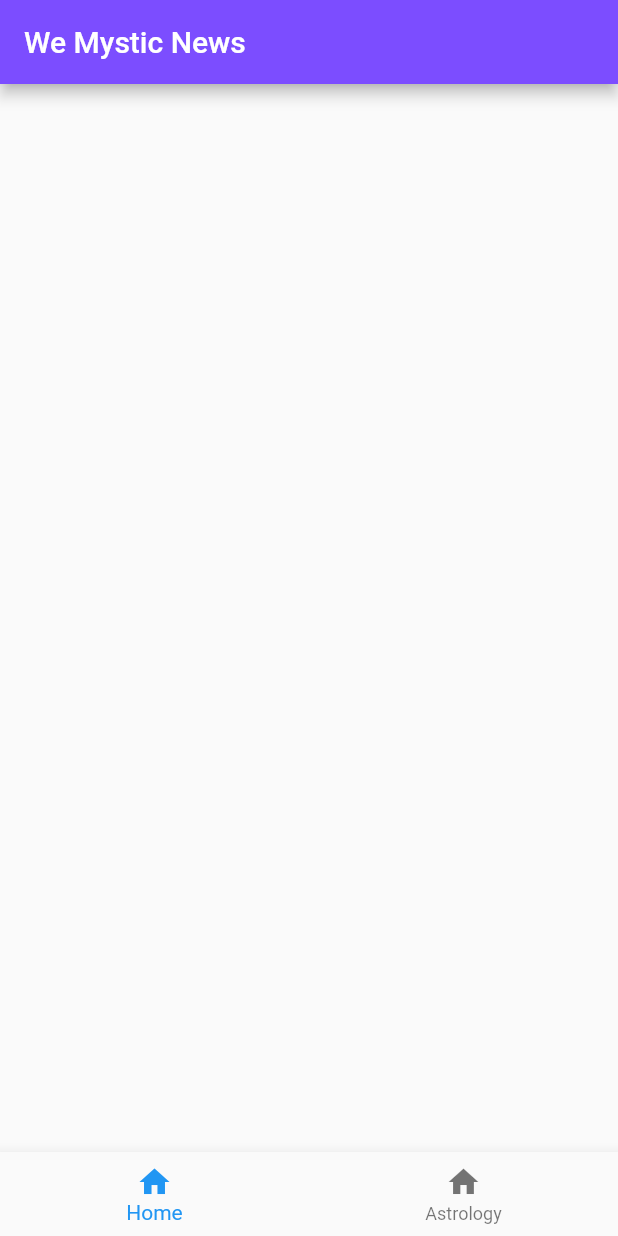
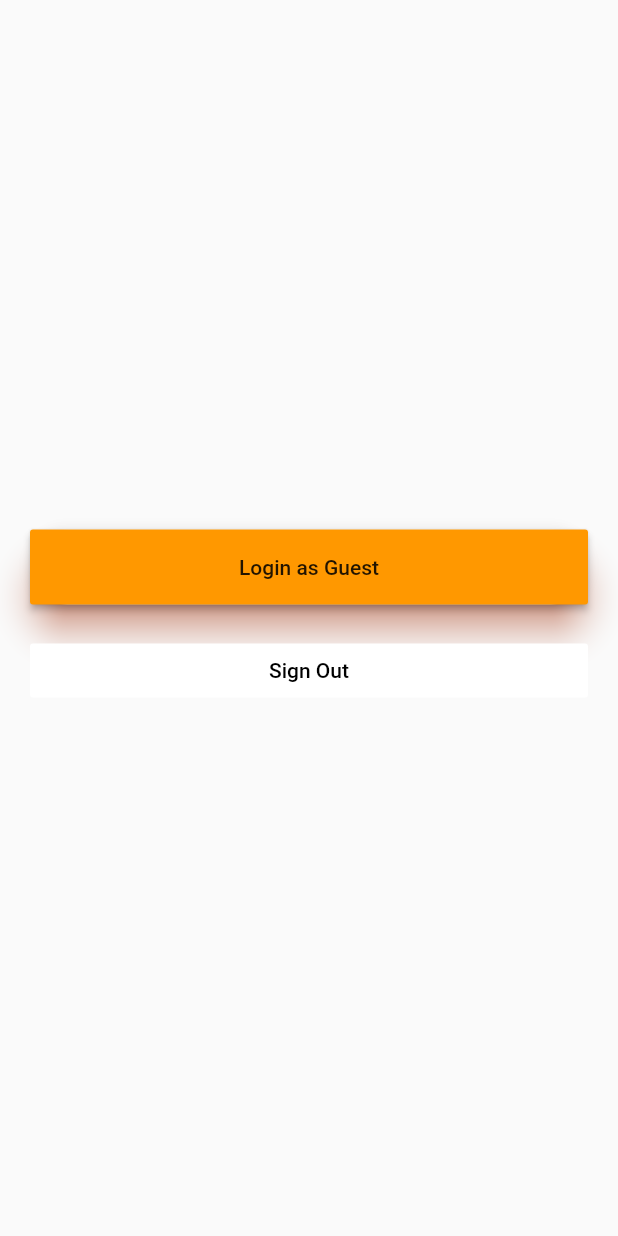
Before and after one commit to PedroRSM/mystic_app, a Flutter app: the screen it shows after launch, on a phone screen of 412 x 824 dp. Run offline on Flutter 3.47's test engine with Material 2 defaults, Android fonts, the phone set to English and light mode, and no system bars; our stand-ins replace firebase_auth; missing offline and left inert: flutter_html_view; accounts and stored records are empty.

```diff
--- a/lib/astrology/astrology_header.dart
+++ b/lib/astrology/astrology_header.dart
@@ -31,12 +31,14 @@ class _AstrologyTabsState extends State<AstrologyTabs>
   @override
   Widget build(BuildContext context) {
     return Scaffold(
+
       body: NestedScrollView(
         controller: _scrollViewController,
         headerSliverBuilder: (BuildContext context, bool boxIsScrolled) {
           return <Widget>[
             SliverAppBar(
               title: Text('Tab Controller Example'),
+              automaticallyImplyLeading: false,
               pinned: true,
               floating: true,
               forceElevated: boxIsScrolled,
--- a/lib/main.dart
+++ b/lib/main.dart
@@ -1,15 +1,100 @@
 import 'package:flutter/cupertino.dart';
 import 'package:flutter/material.dart';
 import 'package:mystic_app/bottom_nav_bar.dart';
+import 'package:firebase_auth/firebase_auth.dart';
+
+import 'dart:async';
 
 void main() => runApp(MyApp());
 
-class MyApp extends StatelessWidget{
+class MyApp extends StatelessWidget {
+  final routes = <String, WidgetBuilder>{
+    LoginPage.route: (BuildContext context) => LoginPage(),
+    HomePage.route: (BuildContext context) => HomePage(),
+  };
+
   @override
   Widget build(BuildContext context) {
     return MaterialApp(
       title: 'Mystic App',
-      home: HomePage(),
+      home: LoginPage(),
+      routes: routes,
     );
   }
 }
+
+class LoginPage extends StatefulWidget {
+  static final String route = "login-page";
+
+  @override
+  LoginState createState() => LoginState();
+}
+
+class LoginState extends State<LoginPage> {
+  final FirebaseAuth firebaseAuth = FirebaseAuth.instance;
+
+  Future<FirebaseUser> signInAnon() async {
+    FirebaseUser user = await firebaseAuth.signInAnonymously();
+    print("Signed in ${user.uid}");
+    return user;
+  }
+
+  void signOut() {
+    firebaseAuth.signOut();
+    print('Signed Out!');
+  }
+
+  @override
+  Widget build(BuildContext context) {
+    final loginButton = Container(
+      padding: EdgeInsets.all(10.0),
+      child: Material(
+        borderRadius: BorderRadius.circular(30.0),
+        shadowColor: Colors.deepOrange,
+        elevation: 10.0,
+        child: MaterialButton(
+            minWidth: 150.0,
+            height: 50.0,
+            color: Colors.orange,
+            child: Text('Login as Guest'),
+            onPressed: () {
+              signInAnon().then((FirebaseUser user) {
+                Navigator
+                    .of(context)
+                    .push(MaterialPageRoute(
+                        builder: (BuildContext context) => HomePage(
+                          user: user,
+                            )))
+                    .catchError((e) => print(e));
+              });
+            }),
+      ),
+    );
+
+    final logoutButton = Container(
+      padding: EdgeInsets.all(10.0),
+      child: FlatButton(
+          color: Colors.white,
+          onPressed: () {
+            signOut();
+          },
+          child: Text(
+            "Sign Out",
+            style: TextStyle(color: Colors.black),
+          )),
+    );
+
+    return Scaffold(
+      body: Center(
+        child: ListView(
+          shrinkWrap: true,
+          padding: EdgeInsets.all(10.0),
+          children: <Widget>[
+            loginButton,
+            logoutButton
+          ],
+        ),
+      ),
+    );
+  }
+}
--- a/lib/new_detail.dart
+++ b/lib/new_detail.dart
@@ -16,6 +16,7 @@ class _NewDetailState extends State<NewDetail> {
     return new Scaffold(
         appBar: new AppBar(
           title: new Text("test"),
+
         ),
         body: new SingleChildScrollView(
           child: new Center(
--- a/lib/we_mystic_news.dart
+++ b/lib/we_mystic_news.dart
@@ -36,6 +36,7 @@ class WeMysticNewsState extends State<WeMysticNewsData> {
       appBar: AppBar(
         title: Text("We Mystic News"),
         backgroundColor: Colors.deepPurpleAccent,
+        automaticallyImplyLeading: false,
       ),
       body: ListView.builder(
         itemCount: data == null ? 0 : data.length,
--- a/pubspec.yaml
+++ b/pubspec.yaml
@@ -19,8 +19,12 @@ dependencies:
   # The following adds the Cupertino Icons font to your application.
   # Use with the CupertinoIcons class for iOS style icons.
   cupertino_icons: ^0.1.2
+
   firebase_database: ^0.4.1
   firebase_core: any
+  firebase_auth: ^0.5.3
+  google_sign_in: ^3.0.3
+  cloud_firestore: ^0.7.0
 
 dev_dependencies:
   flutter_test:
```
Also changed, not shown: lib/bottom_nav_bar.dart (+8 -1 lines), pubspec.lock, 2 other files.
